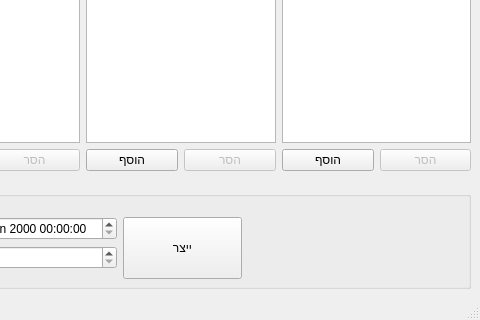
omertal88/shavzak, file ui/ShavzakWindow.ui: the form before one commit; both pictures show x 118 to 598 and y 214 to 534 of the 598 by 534 pixel window.
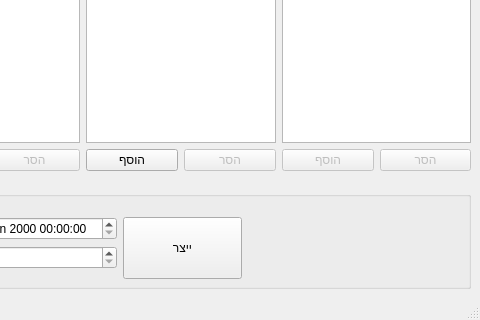
The form after the commit.

```diff
--- a/ui/ShavzakWindow.ui
+++ b/ui/ShavzakWindow.ui
@@ -112,6 +112,9 @@
          <layout class="QHBoxLayout" name="horizontalLayout_4">
           <item>
            <widget class="QPushButton" name="addShiftButton">
+            <property name="enabled">
+             <bool>false</bool>
+            </property>
             <property name="text">
              <string>הוסף</string>
             </property>
```
Left out of the diff: 110 changed lines with no effect on the pictures.
